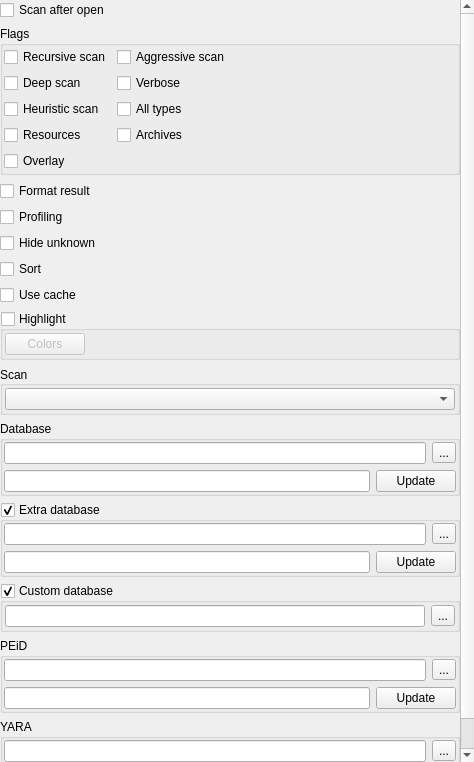
Old version of the form xscanengineoptionswidget.ui in the repository horsicq/XScanEngine.
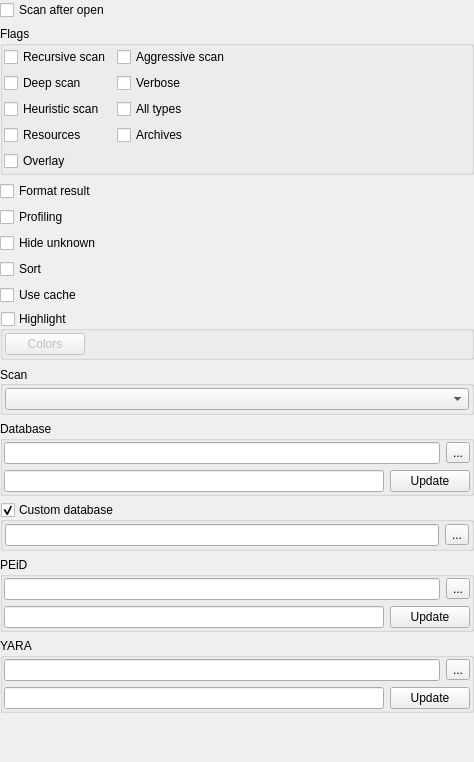
New version of the form.

```diff
--- a/xscanengineoptionswidget.ui
+++ b/xscanengineoptionswidget.ui
@@ -324,58 +324,6 @@
          </layout>
         </widget>
        </item>
-       <item>
-        <widget class="QGroupBox" name="groupBoxDIEDatabaseExtra">
-         <property name="title">
-          <string>Extra database</string>
-         </property>
-         <property name="checkable">
-          <bool>true</bool>
-         </property>
-         <layout class="QVBoxLayout" name="verticalLayout_4">
-          <property name="leftMargin">
-           <number>1</number>
-          </property>
-          <property name="topMargin">
-           <number>1</number>
-          </property>
-          <property name="rightMargin">
-           <number>1</number>
-          </property>
-          <property name="bottomMargin">
-           <number>1</number>
-          </property>
-          <item>
-           <layout class="QHBoxLayout" name="horizontalLayout_6">
-            <item>
-             <widget class="QLineEdit" name="lineEditDIEDatabaseExtra"/>
-            </item>
-            <item>
-             <widget class="QToolButton" name="toolButtonDIEDatabaseExtra">
-              <property name="text">
-               <string notr="true">...</string>
-              </property>
-             </widget>
-            </item>
-           </layout>
-          </item>
-          <item>
-           <layout class="QHBoxLayout" name="horizontalLayout_8">
-            <item>
-             <widget class="QLineEdit" name="lineEditDIEDatabaseExtraUpdateUrl"/>
-            </item>
-            <item>
-             <widget class="QPushButton" name="pushButtonUpdateDIEDatabaseExtra">
-              <property name="text">
-               <string>Update</string>
-              </property>
-             </widget>
-            </item>
-           </layout>
-          </item>
-         </layout>
-        </widget>
-       </item>
        <item>
         <widget class="QGroupBox" name="groupBoxDIEDatabaseCustom">
          <property name="title">
```
